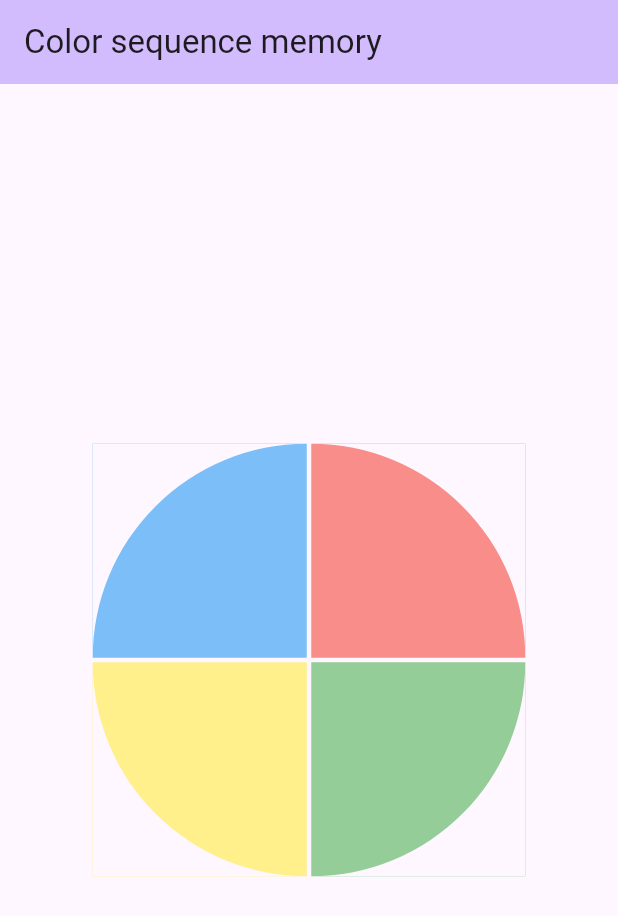
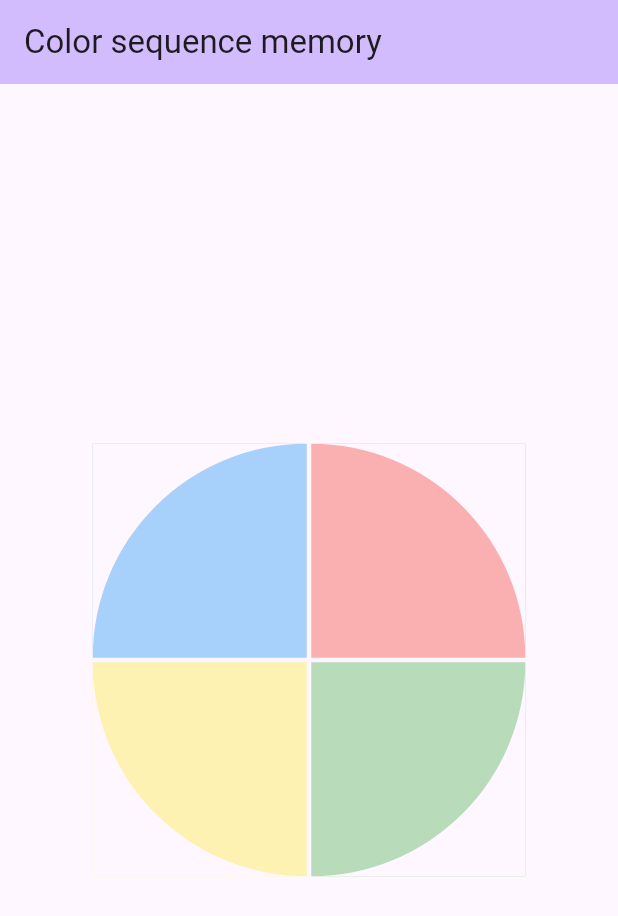
Before and after one commit to loloof64/ColorSequenceMemory, a Flutter app: the screen it shows after launch, on a phone screen of 412 x 824 dp. Shown: the top 916 px of the screen. Run offline on Flutter 3.47's test engine with Material 3 defaults, Android fonts, the phone set to English and light mode, and no system bars; missing offline and left inert: minisound.

Commit message:
fix: buttons alpha color

```diff
--- a/lib/main.dart
+++ b/lib/main.dart
@@ -142,7 +142,7 @@ class _MyHomePageState extends State<MyHomePage> {
     final buttonSize = minSize * 0.5;
     final background = Theme.of(context).scaffoldBackgroundColor;
     return Container(
-      color: backgroundColor.withAlpha(highlighted ? 255 : 150),
+      color: backgroundColor.withAlpha(highlighted ? 255 : 100),
       width: buttonSize,
       height: buttonSize,
       child: ElevatedButton(
```
